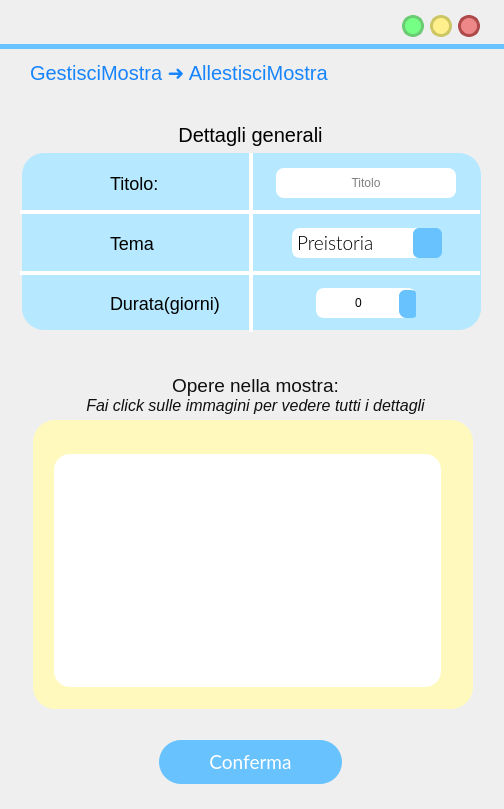
First picture: the form in frontend/ui/VistaAllestisciMostra.ui, repository MrPio/MuseoOmero, before the edit.
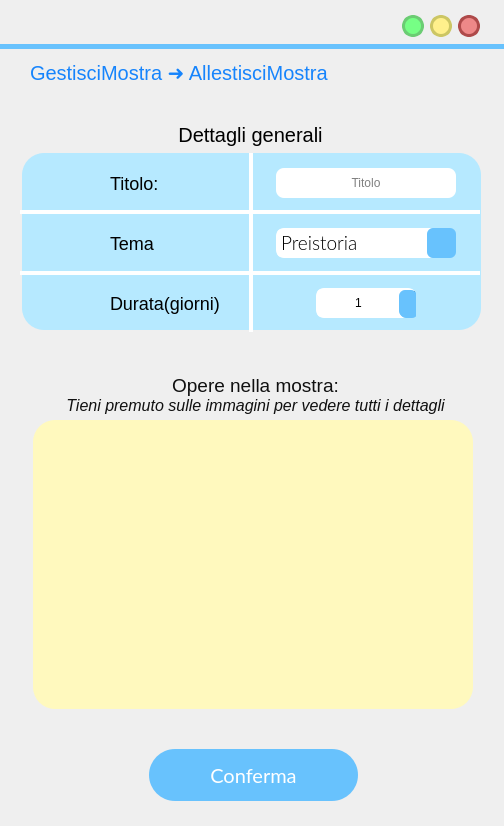
Second picture: the form after the edit. Icons and pictures are not drawn.

```diff
--- a/frontend/ui/VistaAllestisciMostra.ui
+++ b/frontend/ui/VistaAllestisciMostra.ui
@@ -7,7 +7,7 @@
     <x>0</x>
     <y>0</y>
     <width>504</width>
-    <height>809</height>
+    <height>826</height>
    </rect>
   </property>
   <property name="cursor">
@@ -458,41 +458,6 @@
         <property name="verticalSpacing">
          <number>12</number>
         </property>
-        <item row="0" column="0">
-         <widget class="QLabel" name="immagineLabel_10">
-          <property name="sizePolicy">
-           <sizepolicy hsizetype="MinimumExpanding" vsizetype="MinimumExpanding">
-            <horstretch>0</horstretch>
-            <verstretch>0</verstretch>
-           </sizepolicy>
-          </property>
-          <property name="minimumSize">
-           <size>
-            <width>100</width>
-            <height>80</height>
-           </size>
-          </property>
-          <property name="styleSheet">
-           <string notr="true">border-radius: 16px;
-background-color: rgba(255, 255, 255, 255);</string>
-          </property>
-          <property name="text">
-           <string/>
-          </property>
-          <property name="scaledContents">
-           <bool>true</bool>
-          </property>
-          <property name="alignment">
-           <set>Qt::AlignCenter</set>
-          </property>
-          <property name="margin">
-           <number>10</number>
-          </property>
-          <property name="indent">
-           <number>10</number>
-          </property>
-         </widget>
-        </item>
        </layout>
       </item>
      </layout>
@@ -521,7 +486,7 @@
 </string>
     </property>
     <property name="text">
-     <string>&lt;html&gt;&lt;head/&gt;&lt;body&gt;&lt;p&gt;&lt;span style=&quot; font-size:12pt; font-style:italic;&quot;&gt;Fai click sulle immagini per vedere tutti i dettagli&lt;/span&gt;&lt;/p&gt;&lt;/body&gt;&lt;/html&gt;</string>
+     <string>&lt;html&gt;&lt;head/&gt;&lt;body&gt;&lt;p&gt;&lt;span style=&quot; font-size:12pt; font-style:italic;&quot;&gt;Tieni premuto sulle immagini per vedere tutti i dettagli&lt;/span&gt;&lt;/p&gt;&lt;/body&gt;&lt;/html&gt;</string>
     </property>
     <property name="alignment">
      <set>Qt::AlignCenter</set>
@@ -704,59 +669,6 @@
      <set>Qt::AlignLeading|Qt::AlignLeft|Qt::AlignVCenter</set>
     </property>
    </widget>
-   <widget class="QPushButton" name="confermaButton">
-    <property name="geometry">
-     <rect>
-      <x>159</x>
-      <y>740</y>
-      <width>183</width>
-      <height>44</height>
-     </rect>
-    </property>
-    <property name="font">
-     <font>
-      <family>Lato</family>
-      <pointsize>14</pointsize>
-      <weight>50</weight>
-      <italic>false</italic>
-      <bold>false</bold>
-     </font>
-    </property>
-    <property name="cursor">
-     <cursorShape>PointingHandCursor</cursorShape>
-    </property>
-    <property name="autoFillBackground">
-     <bool>false</bool>
-    </property>
-    <property name="styleSheet">
-     <string notr="true">QPushButton{
- background-color:rgb(104, 194, 253);
- border-style: solid;
- border-radius:22px;
-color: rgb(255, 255, 255);
-font: 14pt &quot;Lato&quot;;
-}
-
-QPushButton::hover{
-
-
-	border-color : rgb(15, 138, 204);
-	color: white;
-border-width:0;
-}
-
-QPushButton::pressed{
-	border-color:rgb(104, 194, 253);
-	border-width:4;
-	background-color : white;
-	color:rgb(104, 194, 253);
-}
-</string>
-    </property>
-    <property name="text">
-     <string>Conferma</string>
-    </property>
-   </widget>
    <widget class="QLabel" name="label_7">
     <property name="geometry">
      <rect>
@@ -894,9 +806,9 @@
    <widget class="QComboBox" name="periodoStoricoComboBox">
     <property name="geometry">
      <rect>
-      <x>292</x>
+      <x>276</x>
       <y>228</y>
-      <width>150</width>
+      <width>180</width>
       <height>30</height>
      </rect>
     </property>
@@ -1090,10 +1002,65 @@
     <property name="buttonSymbols">
      <enum>QAbstractSpinBox::UpDownArrows</enum>
     </property>
+    <property name="minimum">
+     <number>1</number>
+    </property>
     <property name="maximum">
-     <number>25</number>
+     <number>365</number>
     </property>
    </widget>
+   <widget class="QPushButton" name="confermaButton">
+    <property name="geometry">
+     <rect>
+      <x>149</x>
+      <y>749</y>
+      <width>209</width>
+      <height>52</height>
+     </rect>
+    </property>
+    <property name="font">
+     <font>
+      <family>Lato</family>
+      <pointsize>15</pointsize>
+      <weight>50</weight>
+      <italic>false</italic>
+      <bold>false</bold>
+     </font>
+    </property>
+    <property name="cursor">
+     <cursorShape>PointingHandCursor</cursorShape>
+    </property>
+    <property name="autoFillBackground">
+     <bool>false</bool>
+    </property>
+    <property name="styleSheet">
+     <string notr="true">QPushButton{
+ background-color:rgb(104, 194, 253);
+ border-style: solid;
+ border-radius:26px;
+color: rgb(255, 255, 255);
+	font: 15pt &quot;Lato&quot;;
+}
+
+QPushButton::hover{
+	border-color : rgb(15, 138, 204);
+	color: white;
+border-width:0;
+}
+
+QPushButton::pressed{
+	border-color:rgb(104, 194, 253);
+	border-width:4;
+	background-color : white;
+	color:rgb(104, 194, 253);
+}
+</string>
+    </property>
+    <property name="text">
+     <string>Conferma</string>
+    </property>
+   </widget>
+   <zorder>confermaButton</zorder>
    <zorder>immagineLabel</zorder>
    <zorder>label</zorder>
    <zorder>reduceButton</zorder>
```
Left out of the diff: 1 changed line with no effect on the pictures.
